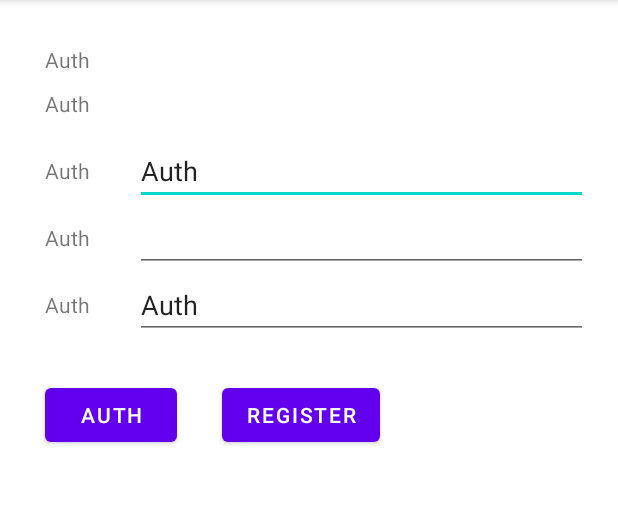
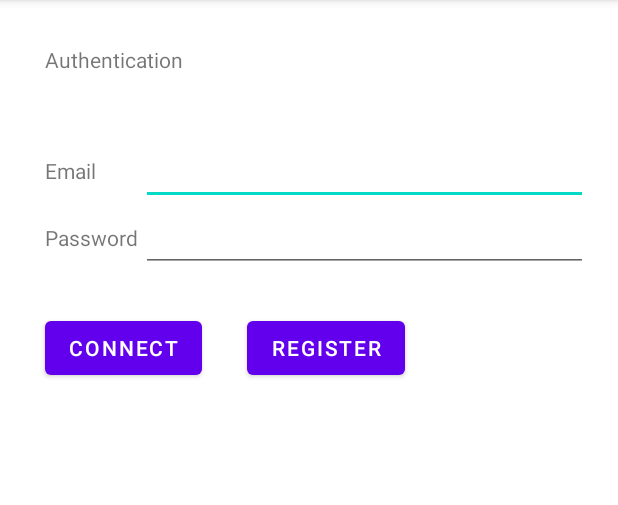
Before and after one commit to AlexanderZaletilo/PPO, an Android app: the screen it shows after launch (MainActivity), on a phone screen of 412 x 824 dp, the part 84-589 px from its top. Run offline under Robolectric (Android 15) with nearby library versions, the phone set to English and light mode, and no system bars; our stand-ins replace Firebase (no records; nobody signed in at launch, a user with empty details on screens opened directly).

Commit message:
added edit text style & switch register | auth

```diff
--- a/lab3/app/src/main/java/com/example/lab3/MainActivity.kt
+++ b/lab3/app/src/main/java/com/example/lab3/MainActivity.kt
@@ -3,31 +3,46 @@ package com.example.lab3
 import androidx.appcompat.app.AppCompatActivity
 import android.os.Bundle
 
-import android.content.Intent
-import android.text.TextUtils
-import android.util.Log
 import android.view.View
-import android.widget.Toast
+import android.widget.Button
+import android.widget.EditText
+import android.widget.TextView
 import com.google.firebase.auth.FirebaseAuth
-import com.google.firebase.auth.FirebaseUser
 import com.google.firebase.auth.ktx.auth
 import com.google.firebase.ktx.Firebase
 
-class MainActivity : AppCompatActivity(), View.OnClickListener {
+class MainActivity : AppCompatActivity() {
 
     // [START declare_auth]
     private lateinit var auth: FirebaseAuth
     // [END declare_auth]
+    private var isAuth = true
+
+    private var register_title_string: String? = null
+    private var auth_title_string: String? = null
+    private var register_button_string: String? = null
+    private var login_string: String? = null
+
+    private lateinit var switchButton: Button
+    private lateinit var repeatTextView: TextView
+    private lateinit var repeatEditText: EditText
+    private lateinit var titleTextView: TextView
 
     public override fun onCreate(savedInstanceState: Bundle?) {
         super.onCreate(savedInstanceState)
         setContentView(R.layout.activity_main)
-       /// setProgressBar(binding.progressBar)
+        register_title_string = resources.getString(R.string.registration)
+        auth_title_string = resources.getString(R.string.authentication)
+        login_string = resources.getString(R.string.auth)
+        register_button_string = resources.getString(R.string.register)
 
-        // [START initialize_auth]
-        // Initialize Firebase Auth
+        switchButton = findViewById(R.id.auth_button_switch)
+        repeatTextView = findViewById(R.id.auth_textview_repeat_pass)
+        repeatEditText = findViewById(R.id.auth_edittext_repeat_pass)
+        titleTextView = findViewById(R.id.auth_title)
+        // setProgressBar(binding.progressBar)
+        switchButton.setOnClickListener { onSwitchClicked() }
         auth = Firebase.auth
-        // [END initialize_auth]
     }
 
     // [START on_start_check_user]
@@ -38,8 +53,23 @@ class MainActivity : AppCompatActivity(), View.OnClickListener {
         //updateUI(currentUser)
     }
 
-    override fun onClick(v: View?) {
-        TODO("Not yet implemented")
+    private fun onSwitchClicked()
+    {
+        if(isAuth)
+        {
+            titleTextView.text = register_title_string
+            repeatEditText.visibility = EditText.VISIBLE
+            repeatTextView.visibility = TextView.VISIBLE
+            switchButton.text = login_string
+        }
+        else
+        {
+            titleTextView.text = auth_title_string
+            repeatTextView.visibility = TextView.GONE
+            repeatEditText.visibility = EditText.GONE
+            switchButton.text = register_button_string
+        }
+        isAuth = !isAuth
     }
     // [END on_start_check_user]
 
@@ -222,18 +252,6 @@ class MainActivity : AppCompatActivity(), View.OnClickListener {
         }
     }
 
-    override fun onClick(v: View) {
-        when (v.id) {
-            R.id.emailCreateAccountButton -> {
-                createAccount(binding.fieldEmail.text.toString(), binding.fieldPassword.text.toString())
-            }
-            R.id.emailSignInButton -> signIn(binding.fieldEmail.text.toString(), binding.fieldPassword.text.toString())
-            R.id.signOutButton -> signOut()
-            R.id.verifyEmailButton -> sendEmailVerification()
-            R.id.reloadButton -> reload()
-        }
-    }
-
     companion object {
         private const val TAG = "EmailPassword"
         private const val RC_MULTI_FACTOR = 9005
--- a/lab3/app/src/main/res/layout/activity_main.xml
+++ b/lab3/app/src/main/res/layout/activity_main.xml
@@ -15,7 +15,7 @@
             android:layout_height="wrap_content"
             android:layout_marginStart="30dp"
             android:layout_marginTop="30dp"
-            android:text="Auth"
+            android:text="@string/authentication"
             app:layout_constraintStart_toStartOf="parent"
             app:layout_constraintTop_toTopOf="parent" />
 
@@ -24,7 +24,6 @@
             android:layout_width="wrap_content"
             android:layout_height="wrap_content"
             android:layout_marginTop="10dp"
-            android:text="Auth"
             app:layout_constraintStart_toStartOf="@+id/auth_title"
             app:layout_constraintTop_toBottomOf="@+id/auth_title" />
 
@@ -32,7 +31,6 @@
             android:id="@+id/auth_edittext_login"
             style="@style/auth_edittext"
             android:layout_marginStart="30dp"
-            android:text="Auth"
             app:layout_constraintBottom_toBottomOf="@+id/auth_textview_login"
             app:layout_constraintEnd_toEndOf="parent"
             app:layout_constraintStart_toEndOf="@+id/auth_textview_login"
@@ -43,7 +41,7 @@
             android:layout_width="wrap_content"
             android:layout_height="wrap_content"
             android:layout_marginTop="25dp"
-            android:text="Auth"
+            android:text="@string/email"
             app:layout_constraintStart_toStartOf="@+id/auth_errors"
             app:layout_constraintTop_toBottomOf="@+id/auth_errors" />
 
@@ -60,13 +58,13 @@
             android:layout_width="wrap_content"
             android:layout_height="wrap_content"
             android:layout_marginTop="25dp"
-            android:text="Auth"
+            android:text="@string/pass"
             app:layout_constraintStart_toStartOf="@+id/auth_textview_login"
             app:layout_constraintTop_toBottomOf="@+id/auth_textview_login" />
 
         <EditText
             android:id="@+id/auth_edittext_repeat_pass"
-            android:text="Auth"
+            android:visibility="gone"
             app:layout_constraintBottom_toBottomOf="@+id/auth_textview_repeat_pass"
             app:layout_constraintEnd_toEndOf="parent"
             app:layout_constraintStart_toStartOf="@+id/auth_edittext_pass"
@@ -75,10 +73,11 @@
 
         <TextView
             android:id="@+id/auth_textview_repeat_pass"
+            android:visibility="gone"
             android:layout_width="wrap_content"
             android:layout_height="wrap_content"
             android:layout_marginTop="25dp"
-            android:text="Auth"
+            android:text="@string/repeat"
             app:layout_constraintStart_toStartOf="@+id/auth_textview_pass"
             app:layout_constraintTop_toBottomOf="@+id/auth_textview_pass" />
 
@@ -87,7 +86,7 @@
             android:layout_width="wrap_content"
             android:layout_height="wrap_content"
             android:layout_marginTop="40dp"
-            android:text="Auth"
+            android:text="@string/connect"
             app:layout_constraintStart_toStartOf="@+id/auth_textview_repeat_pass"
             app:layout_constraintTop_toBottomOf="@+id/auth_textview_repeat_pass" />
 
@@ -96,7 +95,7 @@
             android:layout_width="wrap_content"
             android:layout_height="wrap_content"
             android:layout_marginStart="30dp"
-            android:text="Register"
+            android:text="@string/register"
             app:layout_constraintStart_toEndOf="@+id/auth_button_enter"
             app:layout_constraintTop_toTopOf="@+id/auth_button_enter" />
 
--- a/lab3/app/src/main/res/values/strings.xml
+++ b/lab3/app/src/main/res/values/strings.xml
@@ -1,3 +1,11 @@
 <resources>
     <string name="app_name">lab3</string>
+    <string name="pass">Password</string>
+    <string name="auth">Auth</string>
+    <string name="connect">Connect</string>
+    <string name="authentication">Authentication</string>
+    <string name="registration">Registration</string>
+    <string name="email">Email</string>
+    <string name="repeat">Repeat</string>
+    <string name="register">Register</string>
 </resources>
```
